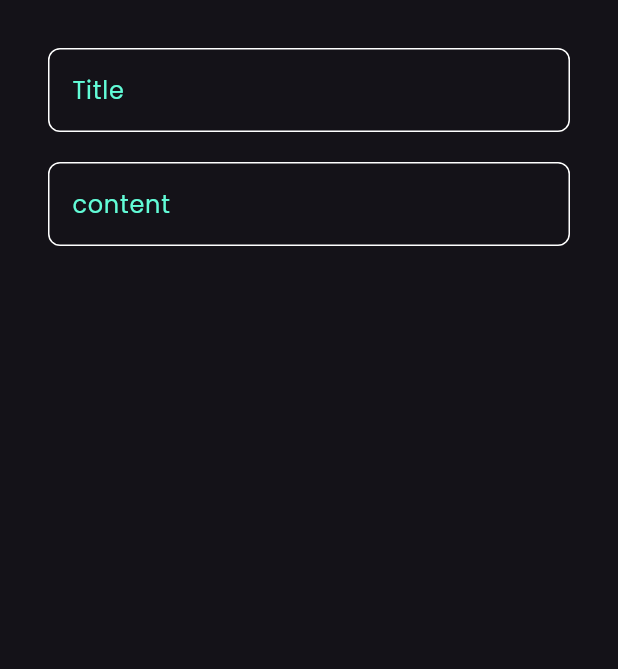
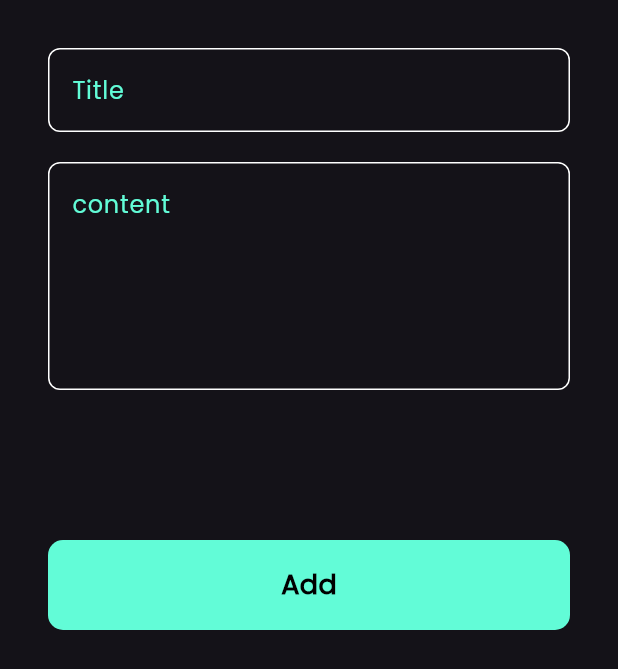
Before and after one commit to FatmaAhmedd33/note_app, a Flutter app: the AddNoteButtomSheet widget shown alone on an empty page, opened directly, on a phone screen of 412 x 824 dp. Shown: the top 669 px of the screen. Run offline on Flutter 3.47's test engine with Material 3 defaults, Android fonts, the phone set to English and light mode, and no system bars; our stand-ins replace font_awesome_flutter.

Commit message:
finish add note buttom sheet

```diff
--- a/lib/widgets/add_note_buttom_sheet.dart
+++ b/lib/widgets/add_note_buttom_sheet.dart
@@ -1,4 +1,5 @@
 import 'package:flutter/material.dart';
+import 'package:note_app/widgets/custome_buttom.dart';
 
 import 'custome_text_field.dart';
 
@@ -10,7 +11,8 @@ class AddNoteButtomSheet extends StatelessWidget {
     return Container(
       padding: const EdgeInsets.all(16),
       margin: const EdgeInsets.all(16),
-      child: const Column(
+      child: const SingleChildScrollView(
+        child: Column(
           //mainAxisAlignment: MainAxisAlignment.spaceBetween,
           children: [
             CustomeTextField(
@@ -20,9 +22,15 @@ class AddNoteButtomSheet extends StatelessWidget {
               height: 20,
             ),
             CustomeTextField(
+              maxlines: 5,
               text: 'content',
-          )
+            ),
+            SizedBox(
+              height: 100,
+            ),
+            CustomButton()
           ],
+        ),
       ),
     );
   }
--- /dev/null
+++ b/lib/widgets/custome_buttom.dart
@@ -0,0 +1,30 @@
+import 'package:flutter/material.dart';
+import 'package:note_app/constants.dart';
+
+class CustomButton extends StatelessWidget {
+  const CustomButton({super.key});
+
+  @override
+  Widget build(BuildContext context) {
+    return GestureDetector(
+      onTap: () {},
+      child: Container(
+        height: 60,
+        width: MediaQuery.of(context)
+            .size
+            .width //double.infinity in most ui this value make errors so the most better use this value MediaQuery.of(context).size.width
+        ,
+        decoration: BoxDecoration(
+          color: kPrimaryColor,
+          borderRadius: BorderRadius.circular(10),
+        ),
+        child: const Center(
+            child: Text(
+          'Add',
+          style: TextStyle(
+              fontSize: 18, color: Colors.black, fontWeight: FontWeight.bold),
+        )),
+      ),
+    );
+  }
+}
--- a/lib/widgets/custome_text_field.dart
+++ b/lib/widgets/custome_text_field.dart
@@ -4,12 +4,14 @@ import 'package:note_app/constants.dart';
 class CustomeTextField extends StatelessWidget {
   const CustomeTextField({
     super.key,
-    required this.text,
+    required this.text,  this.maxlines=1,
   });
   final String text;
+  final int maxlines;
   @override
   Widget build(BuildContext context) {
     return TextField(
+      maxLines: maxlines,
       cursorColor: kPrimaryColor, //COLOR OF POINTER
       decoration: InputDecoration(
           border: buildBorder(),
```
Lines whose indentation alone changed are shown as unchanged.
